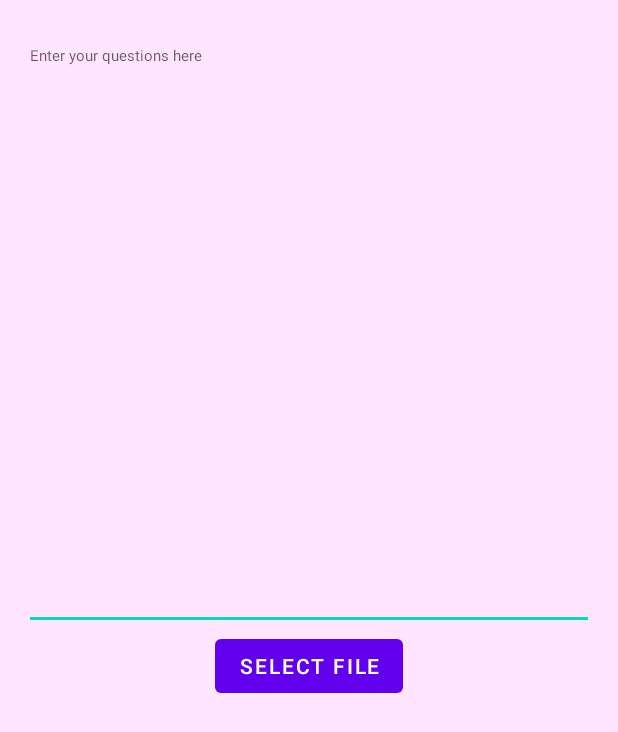
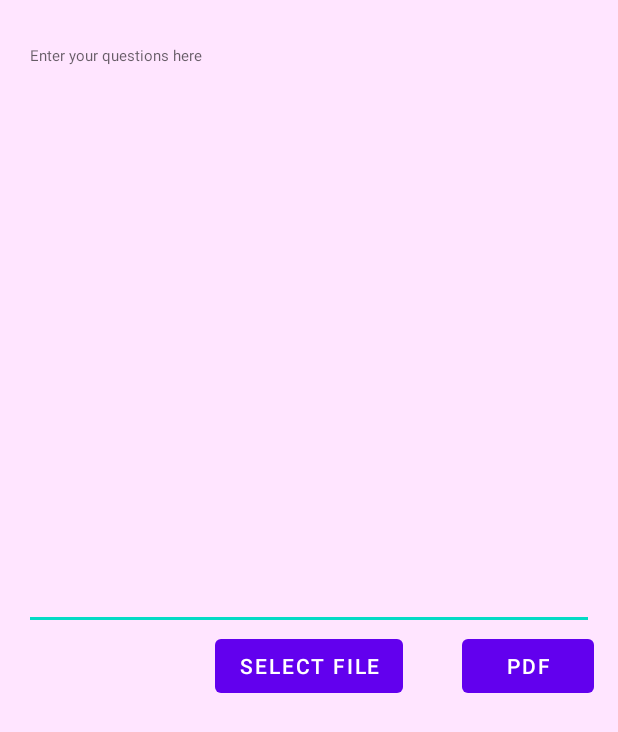
Before and after one commit to AlphaKennyBudy/gravITy, an Android app: the screen it shows after launch (MainActivity), on a phone screen of 412 x 824 dp, the part 504-1236 px from its top. Run offline under Robolectric (Android 15) with nearby library versions, the phone set to English and light mode, and no system bars; libraries missing offline, so code that uses them is left out: com.itextpdf.text, com.nbsp.materialfilepicker.

Commit message:
save to pdf added

```diff
--- a/app/build.gradle
+++ b/app/build.gradle
@@ -36,4 +36,5 @@ dependencies {
     androidTestImplementation 'androidx.test.ext:junit:1.1.2'
     androidTestImplementation 'androidx.test.espresso:espresso-core:3.3.0'
     implementation 'com.nbsp:materialfilepicker:1.9.1'
+    implementation 'com.itextpdf:itextg:5.5.10'
 }
--- a/app/src/main/AndroidManifest.xml
+++ b/app/src/main/AndroidManifest.xml
@@ -3,6 +3,7 @@
     package="com.example.project">
 
     <uses-permission android:name="android.permission.READ_EXTERNAL_STORAGE" />
+    <uses-permission android:name="android.permission.WRITE_EXTERNAL_STORAGE"/>
 
     <application
         android:allowBackup="true"
--- a/app/src/main/res/layout/activity_main.xml
+++ b/app/src/main/res/layout/activity_main.xml
@@ -62,5 +62,14 @@
         android:onClick="selectFile"
         />
 
+    <com.google.android.material.button.MaterialButton
+        android:id="@+id/save_pdf"
+        android:layout_width="wrap_content"
+        android:layout_height="wrap_content"
+        android:text="@string/pdf"
+        android:layout_below="@id/editTextTextMultiLine"
+        android:layout_alignParentRight="true"
+        />
+
 
 </RelativeLayout>
--- a/app/src/main/res/values/strings.xml
+++ b/app/src/main/res/values/strings.xml
@@ -25,4 +25,5 @@
     <string name="next">Next</string>
     <string name="enter_your_questions_here">Enter your questions here</string>
     <string name="back">Back</string>
+    <string name="pdf">PDF</string>
 </resources>
```
Also changed, not shown: app/src/main/java/com/example/project/MainActivity.java (+55 -1 lines), app/src/main/res/font/bitter.ttf (added).
